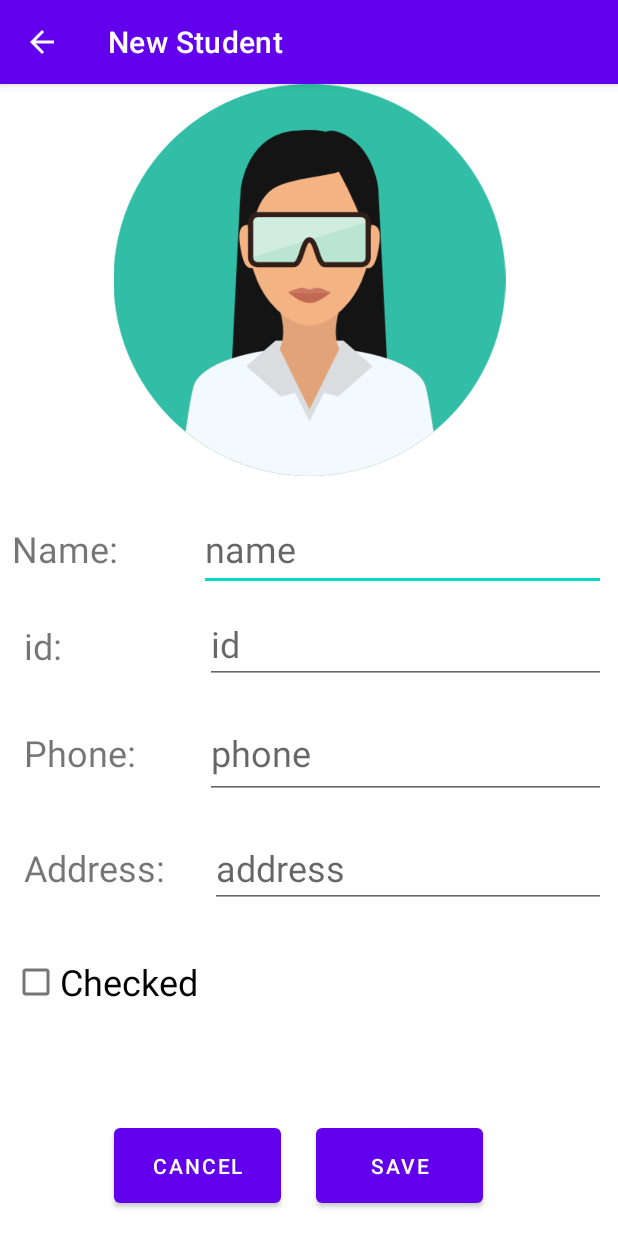
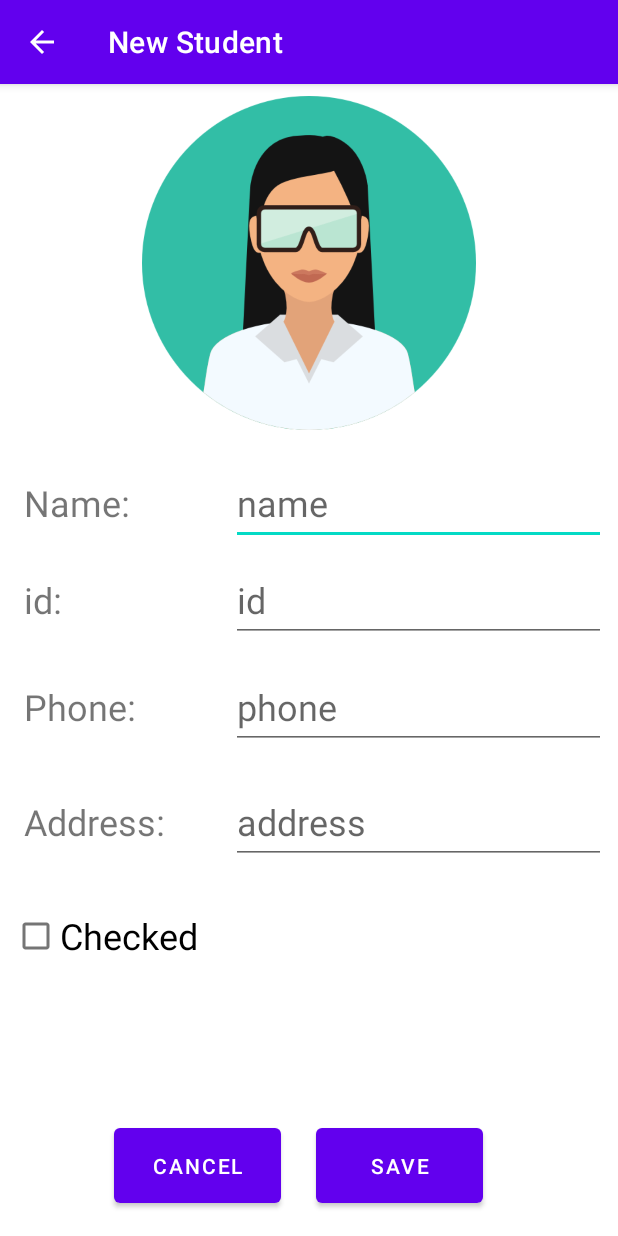
Before and after one commit to meshieg/StudentsApp, an Android app: the screen it shows after launch (AddStudentActivity), after a tap on an icon or button, on a phone screen of 412 x 824 dp. Run offline under Robolectric (Android 15) with nearby library versions, the phone set to English and light mode, and no system bars; 1 other tap on this screen came first.

Commit message:
Title bar back button, design fixes

```diff
--- a/app/src/main/java/com/example/studentsapp/MainActivity.java
+++ b/app/src/main/java/com/example/studentsapp/MainActivity.java
@@ -7,8 +7,6 @@ import androidx.recyclerview.widget.RecyclerView;
 
 import android.content.Intent;
 import android.os.Bundle;
-import android.view.Menu;
-import android.view.MenuItem;
 import android.view.View;
 import android.view.ViewGroup;
 import android.widget.CheckBox;
@@ -38,7 +36,6 @@ public class MainActivity extends AppCompatActivity {
 
         list.setLayoutManager(new LinearLayoutManager(this));
 
-
         MyAdapter adapter = new MyAdapter();
         list.setAdapter(adapter);
 
@@ -47,8 +44,8 @@ public class MainActivity extends AppCompatActivity {
             public void onItemClick(int position) {
                 Intent intent = new Intent(MainActivity.this, ViewStudentActivity.class);
                 Bundle b = new Bundle();
-                b.putInt("id", position); //Your id
-                intent.putExtras(b); //Put your id to your next Intent
+                b.putInt("id", position);
+                intent.putExtras(b);
                 startActivity(intent);
             }
         });
@@ -60,31 +57,7 @@ public class MainActivity extends AppCompatActivity {
                 startActivity(intent);
             }
         });
-
     }
-
-    @Override
-    public boolean onCreateOptionsMenu(Menu menu) {
-        // Inflate the menu; this adds items to the action bar if it is present.
-        getMenuInflater().inflate(R.menu.menu_main, menu);
-        return true;
-    }
-
-    @Override
-    public boolean onOptionsItemSelected(MenuItem item) {
-        // Handle action bar item clicks here. The action bar will
-        // automatically handle clicks on the Home/Up button, so long
-        // as you specify a parent activity in AndroidManifest.xml.
-        int id = item.getItemId();
-
-        //noinspection Simplifiable If Statement
-        if (id == R.id.action_settings) {
-            return true;
-        }
-
-        return super.onOptionsItemSelected(item);
-    }
-
 
     class MyViewHolder extends RecyclerView.ViewHolder{
         TextView nameTv;
@@ -146,5 +119,4 @@ public class MainActivity extends AppCompatActivity {
             return data.size();
         }
     }
-
 }
--- a/app/src/main/res/layout/activity_add_student.xml
+++ b/app/src/main/res/layout/activity_add_student.xml
@@ -6,11 +6,14 @@
     android:layout_height="match_parent"
     tools:context=".AddStudentActivity">
 
-
     <ImageView
         android:id="@+id/avatar"
-        android:layout_width="287dp"
-        android:layout_height="261dp"
+        android:layout_width="0dp"
+        android:layout_height="0dp"
+        android:layout_marginStart="8dp"
+        android:layout_marginTop="8dp"
+        android:layout_marginEnd="8dp"
+        app:layout_constraintDimensionRatio="16:9"
         app:layout_constraintEnd_toEndOf="parent"
         app:layout_constraintStart_toStartOf="parent"
         app:layout_constraintTop_toTopOf="parent"
@@ -20,7 +23,7 @@
         android:id="@+id/name_text_view"
         android:layout_width="wrap_content"
         android:layout_height="wrap_content"
-        android:layout_marginStart="8dp"
+        android:layout_marginStart="16dp"
         android:layout_marginTop="32dp"
         android:text="Name:"
         android:textSize="24sp"
@@ -29,7 +32,7 @@
 
     <EditText
         android:id="@+id/name_input"
-        android:layout_width="271dp"
+        android:layout_width="250dp"
         android:layout_height="55dp"
         android:layout_marginStart="8dp"
         android:layout_marginEnd="8dp"
@@ -55,8 +58,8 @@
 
     <EditText
         android:id="@+id/id_input"
-        android:layout_width="267dp"
-        android:layout_height="52dp"
+        android:layout_width="250dp"
+        android:layout_height="55dp"
         android:layout_marginStart="8dp"
         android:layout_marginEnd="8dp"
         android:ems="10"
@@ -67,7 +70,6 @@
         app:layout_constraintEnd_toEndOf="parent"
         app:layout_constraintHorizontal_bias="1.0"
         app:layout_constraintStart_toEndOf="@id/id_text" />
-
 
     <TextView
         android:id="@+id/phone_text"
@@ -82,8 +84,8 @@
 
     <EditText
         android:id="@+id/phone_input"
-        android:layout_width="267dp"
-        android:layout_height="61dp"
+        android:layout_width="250dp"
+        android:layout_height="55dp"
         android:layout_marginStart="8dp"
         android:layout_marginEnd="8dp"
         android:ems="10"
@@ -108,8 +110,8 @@
 
     <EditText
         android:id="@+id/address_input"
-        android:layout_width="264dp"
-        android:layout_height="53dp"
+        android:layout_width="250dp"
+        android:layout_height="55dp"
         android:layout_marginStart="8dp"
         android:layout_marginEnd="8dp"
         android:ems="10"
--- a/app/src/main/res/menu/menu_main.xml
+++ /dev/null
@@ -1,10 +0,0 @@
-<menu xmlns:android="http://schemas.android.com/apk/res/android"
-    xmlns:app="http://schemas.android.com/apk/res-auto"
-    xmlns:tools="http://schemas.android.com/tools"
-    tools:context="com.example.studentsapp.MainActivity">
-    <item
-        android:id="@+id/action_settings"
-        android:orderInCategory="100"
-        android:title="action_settings"
-        app:showAsAction="never" />
-</menu>
```
Also changed, not shown: app/src/main/java/com/example/studentsapp/AddStudentActivity.java (+9 -2 lines), app/src/main/java/com/example/studentsapp/EditStudentActivity.java (+9 -2 lines), app/src/main/java/com/example/studentsapp/ViewStudentActivity.java (+8 -0 lines).
